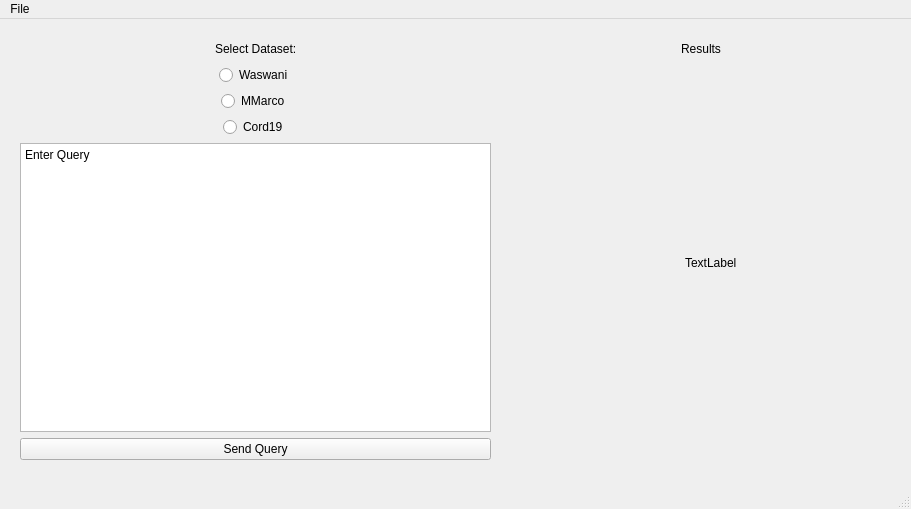
BurakDmb/DifferentiableSearchIndexAndRetrieval, file GroupIR_Layout.ui: the form before one commit.
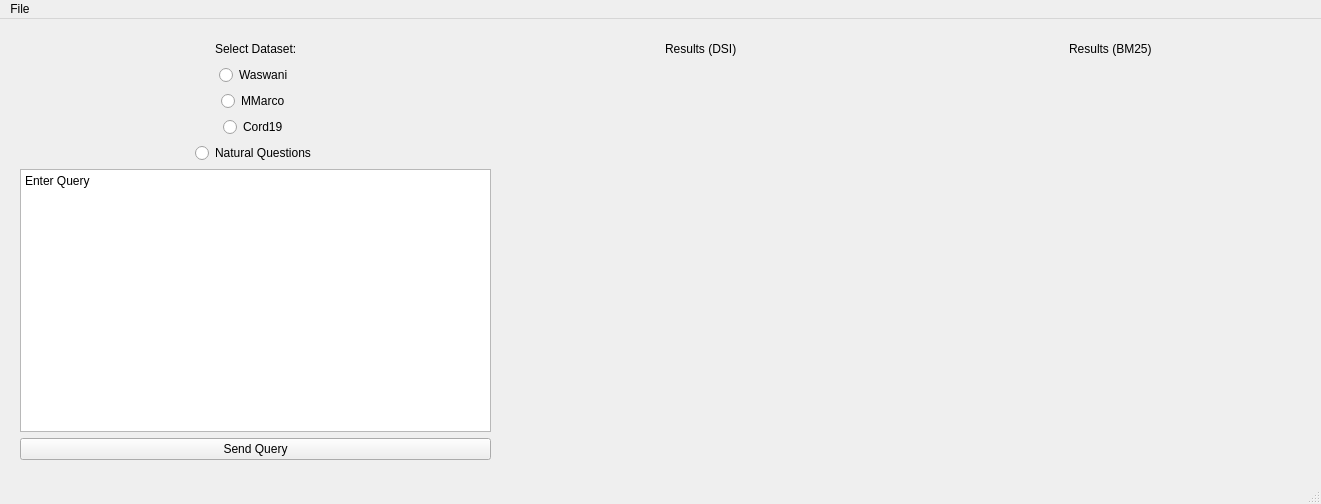
The form after the commit.

Patch:
```diff
--- a/GroupIR_Layout.ui
+++ b/GroupIR_Layout.ui
@@ -6,8 +6,8 @@
    <rect>
     <x>0</x>
     <y>0</y>
-    <width>911</width>
-    <height>509</height>
+    <width>1321</width>
+    <height>504</height>
    </rect>
   </property>
   <property name="windowTitle">
@@ -172,6 +172,43 @@
        </item>
       </layout>
      </item>
+     <item>
+      <layout class="QHBoxLayout" name="horizontalLayout_7">
+       <item>
+        <spacer name="horizontalSpacer_13">
+         <property name="orientation">
+          <enum>Qt::Horizontal</enum>
+         </property>
+         <property name="sizeHint" stdset="0">
+          <size>
+           <width>40</width>
+           <height>20</height>
+          </size>
+         </property>
+        </spacer>
+       </item>
+       <item>
+        <widget class="QRadioButton" name="radioButton_4">
+         <property name="text">
+          <string>Natural Questions</string>
+         </property>
+        </widget>
+       </item>
+       <item>
+        <spacer name="horizontalSpacer_14">
+         <property name="orientation">
+          <enum>Qt::Horizontal</enum>
+         </property>
+         <property name="sizeHint" stdset="0">
+          <size>
+           <width>40</width>
+           <height>20</height>
+          </size>
+         </property>
+        </spacer>
+       </item>
+      </layout>
+     </item>
      <item>
       <widget class="QPlainTextEdit" name="plainTextEdit">
        <property name="plainText">
@@ -216,7 +253,7 @@
        <item>
         <widget class="QLabel" name="label_4">
          <property name="text">
-          <string>Results</string>
+          <string>Results (DSI)</string>
          </property>
         </widget>
        </item>
@@ -266,7 +303,7 @@
        <item>
         <widget class="QLabel" name="label_2">
          <property name="text">
-          <string>TextLabel</string>
+          <string/>
          </property>
         </widget>
        </item>
@@ -287,13 +324,112 @@
      </item>
     </layout>
    </widget>
+   <widget class="QWidget" name="verticalLayoutWidget_3">
+    <property name="geometry">
+     <rect>
+      <x>920</x>
+      <y>20</y>
+      <width>381</width>
+      <height>421</height>
+     </rect>
+    </property>
+    <layout class="QVBoxLayout" name="verticalLayout_3">
+     <item>
+      <layout class="QHBoxLayout" name="horizontalLayout_8">
+       <item>
+        <spacer name="horizontalSpacer_15">
+         <property name="orientation">
+          <enum>Qt::Horizontal</enum>
+         </property>
+         <property name="sizeHint" stdset="0">
+          <size>
+           <width>40</width>
+           <height>20</height>
+          </size>
+         </property>
+        </spacer>
+       </item>
+       <item>
+        <widget class="QLabel" name="label_5">
+         <property name="text">
+          <string>Results (BM25)</string>
+         </property>
+        </widget>
+       </item>
+       <item>
+        <spacer name="horizontalSpacer_16">
+         <property name="orientation">
+          <enum>Qt::Horizontal</enum>
+         </property>
+         <property name="sizeHint" stdset="0">
+          <size>
+           <width>40</width>
+           <height>20</height>
+          </size>
+         </property>
+        </spacer>
+       </item>
+      </layout>
+     </item>
+     <item>
+      <layout class="QHBoxLayout" name="horizontalLayout_9">
+       <item>
+        <spacer name="horizontalSpacer_17">
+         <property name="orientation">
+          <enum>Qt::Horizontal</enum>
+         </property>
+         <property name="sizeHint" stdset="0">
+          <size>
+           <width>40</width>
+           <height>20</height>
+          </size>
+         </property>
+        </spacer>
+       </item>
+       <item>
+        <spacer name="verticalSpacer_2">
+         <property name="orientation">
+          <enum>Qt::Vertical</enum>
+         </property>
+         <property name="sizeHint" stdset="0">
+          <size>
+           <width>20</width>
+           <height>40</height>
+          </size>
+         </property>
+        </spacer>
+       </item>
+       <item>
+        <widget class="QLabel" name="label_3">
+         <property name="text">
+          <string/>
+         </property>
+        </widget>
+       </item>
+       <item>
+        <spacer name="horizontalSpacer_18">
+         <property name="orientation">
+          <enum>Qt::Horizontal</enum>
+         </property>
+         <property name="sizeHint" stdset="0">
+          <size>
+           <width>40</width>
+           <height>20</height>
+          </size>
+         </property>
+        </spacer>
+       </item>
+      </layout>
+     </item>
+    </layout>
+   </widget>
   </widget>
   <widget class="QMenuBar" name="menubar">
    <property name="geometry">
     <rect>
      <x>0</x>
      <y>0</y>
-     <width>911</width>
+     <width>1321</width>
      <height>22</height>
     </rect>
    </property>
```
